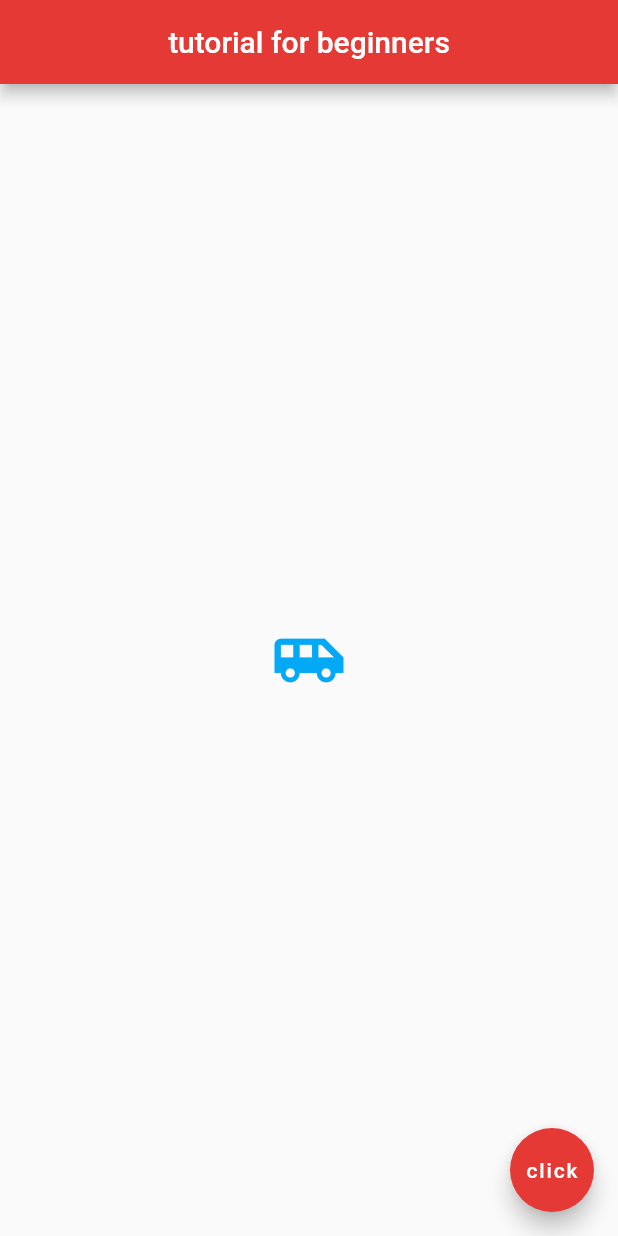
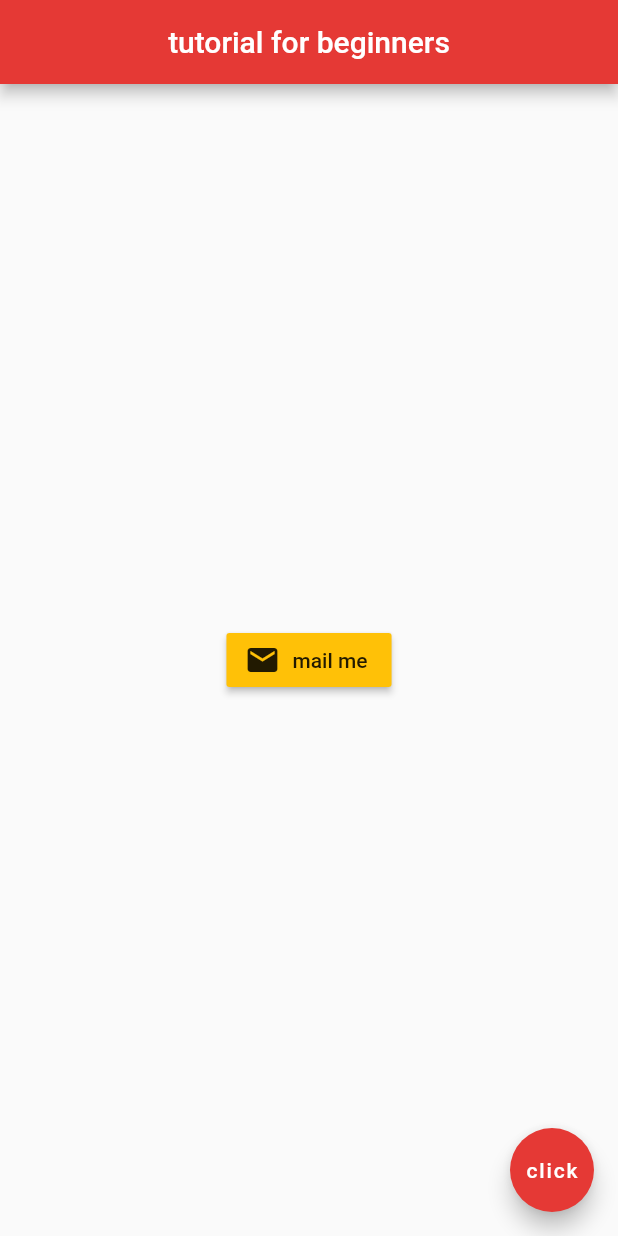
Before and after one commit to G-Shino/spike-flutter, a Flutter app: the screen it shows after launch, on a phone screen of 412 x 824 dp. Run offline on Flutter 3.47's test engine with Material 2 defaults, Android fonts, the phone set to English and light mode, and no system bars.

Commit message:
button.icon

```diff
--- a/tutorialForBeginners/lib/main.dart
+++ b/tutorialForBeginners/lib/main.dart
@@ -14,15 +14,18 @@ class Home extends StatelessWidget {
         backgroundColor: Colors.red[600],
       ),
       body: Center(
-        child: Icon(
-          Icons.airport_shuttle,
-          color: Colors.lightBlue,
-          size: 50.0,
+        child: RaisedButton.icon(
+          onPressed: () {},
+          icon: Icon(
+            Icons.mail
+          ),
+          label: Text("mail me"),
+          color: Colors.amber,
         ),
       ),
       floatingActionButton: FloatingActionButton(
         child: Text("click"),
-        onPressed: () => {},
+        onPressed: ()  {},
         backgroundColor: Colors.red[600],
       ),
     );
```
